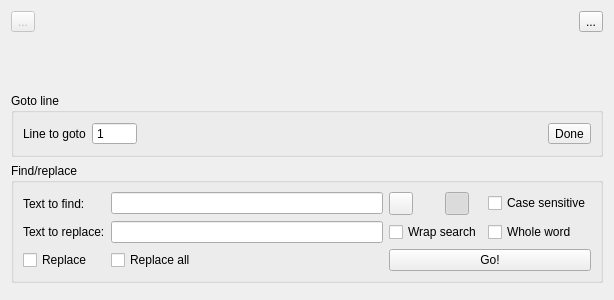
Above: simplepythoneditor.ui from labscript-suite-bitbucket-archive-old/spielman-runmanager--forked-from--labscript_suite-runmanager before the change. Below: the same form after it.
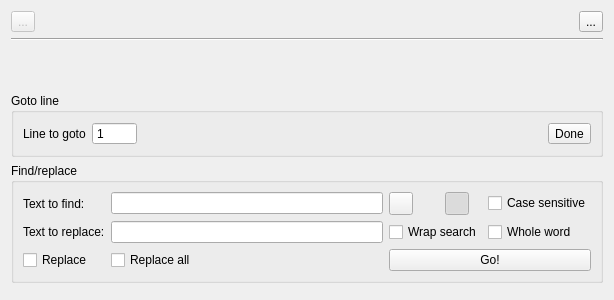
That is the form after the change. Icons and pictures are not drawn.

What changed in the file:
```diff
--- a/simplepythoneditor.ui
+++ b/simplepythoneditor.ui
@@ -71,6 +71,13 @@
      </item>
     </layout>
    </item>
+   <item>
+    <widget class="Line" name="line">
+     <property name="orientation">
+      <enum>Qt::Horizontal</enum>
+     </property>
+    </widget>
+   </item>
    <item>
     <widget class="QTabWidget" name="editor_tabWidget">
      <property name="tabShape">
```
